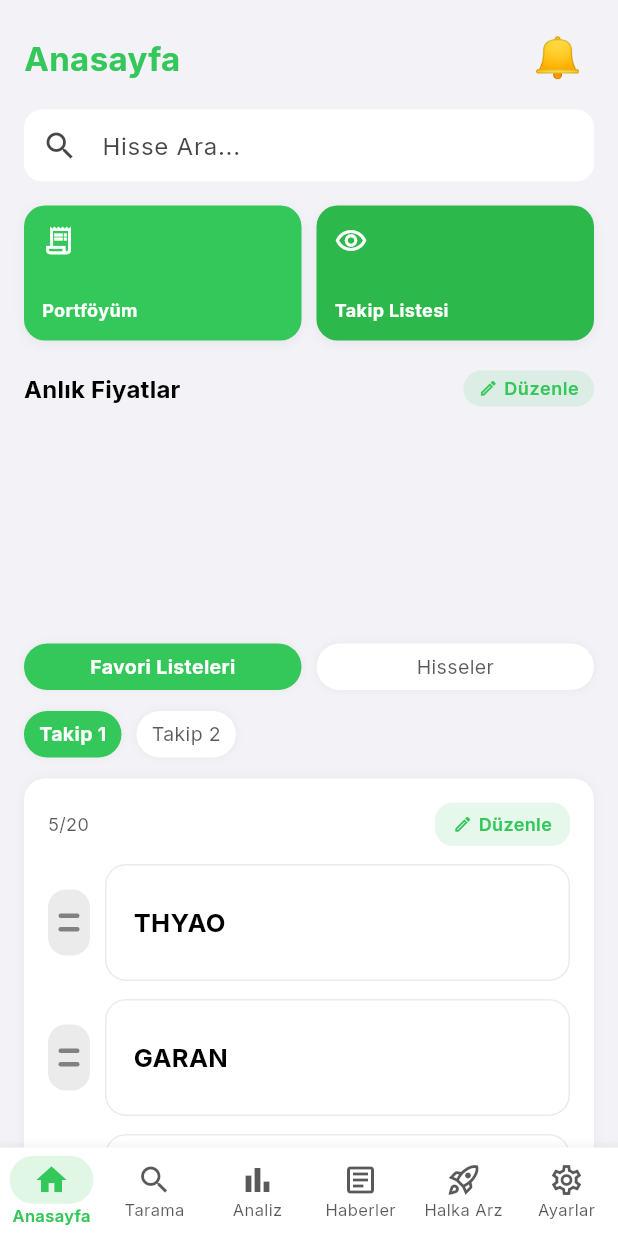
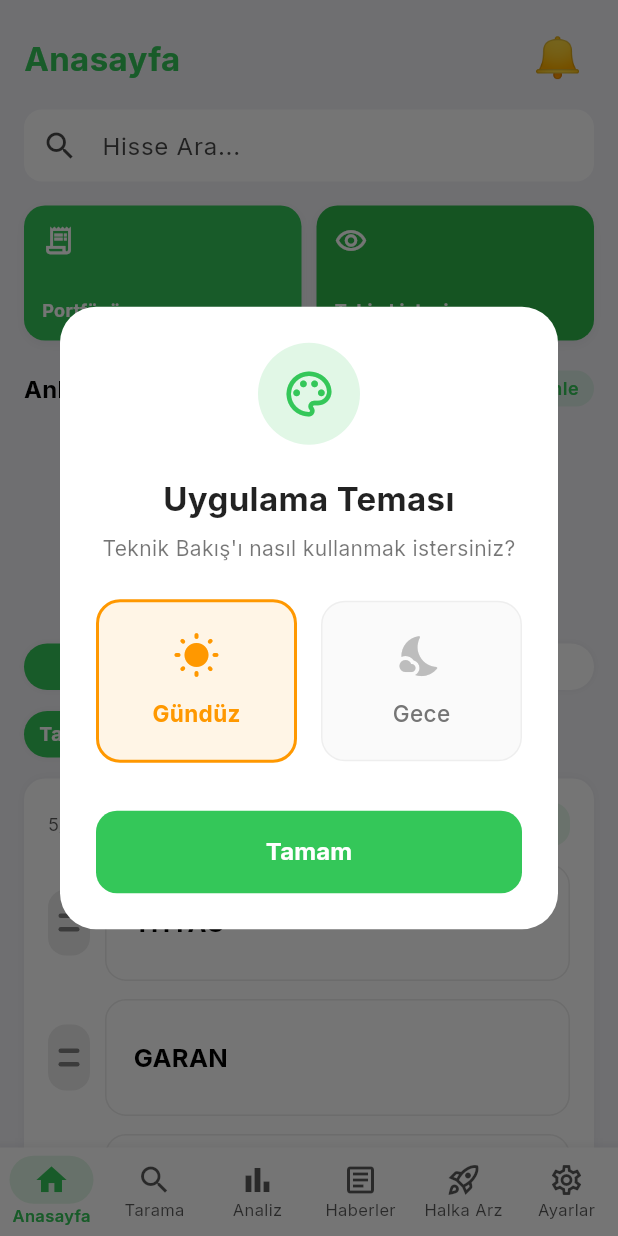
Before and after one commit to 01Alikose01/teknik_bakis, a Flutter app: the MainNavigation screen opened directly, on a phone screen of 412 x 824 dp. Run offline on Flutter 3.47's test engine with Material 3 defaults, Android fonts, the phone set to English and light mode, and no system bars; our stand-ins replace fl_chart, flutter_local_notifications, google_fonts, hive, hive_flutter; accounts and stored records are empty; network calls fail.

Commit message:
feat: add first time theme selection modal

```diff
--- a/lib/main.dart
+++ b/lib/main.dart
@@ -10,6 +10,7 @@ import 'screens/ipo_screen.dart';
 import 'screens/settings_screen.dart';
 import 'screens/splash_screen.dart';
 import 'screens/premium_gate_screen.dart';
+import 'widgets/theme_selection_dialog.dart';
 import 'services/app_navigation.dart';
 import 'services/portfolio_service.dart';
 import 'services/notification_service.dart';
@@ -156,6 +157,16 @@ class MainNavigationState extends State<MainNavigation> {
         _currentIndex = index;
       });
     });
+
+    WidgetsBinding.instance.addPostFrameCallback((_) {
+      if (!SettingsService.isThemeSelectedFirstTime) {
+        showDialog(
+          context: context,
+          barrierDismissible: false, // Kullanıcı mutlaka seçim yapmalı
+          builder: (ctx) => const ThemeSelectionDialog(),
+        );
+      }
+    });
   }
 
   @override
--- a/lib/services/settings_service.dart
+++ b/lib/services/settings_service.dart
@@ -19,4 +19,14 @@ class SettingsService {
   }
 
   static bool get isDarkMode => darkMode.value;
+
+  // İlk kurulumda tema seçimi için
+  static const String _kThemeSelected = 'themeSelectedOnFirstLaunch';
+
+  static bool get isThemeSelectedFirstTime =>
+      _box.get(_kThemeSelected, defaultValue: false) as bool;
+
+  static Future<void> markThemeSelected() async {
+    await _box.put(_kThemeSelected, true);
+  }
 }
--- /dev/null
+++ b/lib/widgets/theme_selection_dialog.dart
@@ -0,0 +1,196 @@
+import 'package:flutter/material.dart';
+import '../services/settings_service.dart';
+
+class ThemeSelectionDialog extends StatefulWidget {
+  const ThemeSelectionDialog({super.key});
+
+  @override
+  State<ThemeSelectionDialog> createState() => _ThemeSelectionDialogState();
+}
+
+class _ThemeSelectionDialogState extends State<ThemeSelectionDialog> {
+  // Varsayılan olarak Gündüz Modu (false) seçili
+  bool _isDarkSelected = false;
+
+  void _onComplete() async {
+    // Seçimi kaydet
+    await SettingsService.setDarkMode(_isDarkSelected);
+    await SettingsService.markThemeSelected();
+
+    if (!mounted) return;
+    Navigator.of(context).pop();
+
+    // İkazı göster (Tercih değiştirmek için...)
+    showDialog(
+      context: context,
+      barrierDismissible: false,
+      builder: (ctx) => AlertDialog(
+        shape: RoundedRectangleBorder(borderRadius: BorderRadius.circular(20)),
+        title: const Row(
+          children: [
+            Icon(Icons.info_outline, color: Color(0xFF34C759)),
+            SizedBox(width: 10),
+            Text('Bilgilendirme', style: TextStyle(fontWeight: FontWeight.bold, fontSize: 18)),
+          ],
+        ),
+        content: const Text(
+          'Tema tercihinizi dilediğiniz zaman "Ayarlar" bölümünden değiştirebilirsiniz.',
+          style: TextStyle(fontSize: 15, height: 1.4),
+        ),
+        actions: [
+          TextButton(
+            onPressed: () => Navigator.of(ctx).pop(),
+            style: TextButton.styleFrom(
+              foregroundColor: Colors.white,
+              backgroundColor: const Color(0xFF34C759),
+              shape: RoundedRectangleBorder(borderRadius: BorderRadius.circular(10)),
+              padding: const EdgeInsets.symmetric(horizontal: 20, vertical: 10),
+            ),
+            child: const Text('Tamam', style: TextStyle(fontWeight: FontWeight.bold)),
+          ),
+        ],
+      ),
+    );
+  }
+
+  @override
+  Widget build(BuildContext context) {
+    // Modalın kendisi sabit olarak aydınlık temada görünsün ki
+    // kullanıcı seçim yaparken daha net bir kontrast görsün veya sistem temasına uysun.
+    return Dialog(
+      shape: RoundedRectangleBorder(borderRadius: BorderRadius.circular(24)),
+      backgroundColor: Colors.white,
+      surfaceTintColor: Colors.transparent,
+      child: Padding(
+        padding: const EdgeInsets.all(24),
+        child: Column(
+          mainAxisSize: MainAxisSize.min,
+          children: [
+            // İkon
+            Container(
+              padding: const EdgeInsets.all(16),
+              decoration: BoxDecoration(
+                color: const Color(0xFF34C759).withValues(alpha: 0.15),
+                shape: BoxShape.circle,
+              ),
+              child: const Icon(Icons.palette_outlined, size: 36, color: Color(0xFF34C759)),
+            ),
+            const SizedBox(height: 20),
+
+            // Başlık
+            const Text(
+              'Uygulama Teması',
+              style: TextStyle(fontSize: 22, fontWeight: FontWeight.bold, color: Colors.black87),
+              textAlign: TextAlign.center,
+            ),
+            const SizedBox(height: 8),
+
+            // Alt başlık
+            const Text(
+              'Teknik Bakış\'ı nasıl kullanmak istersiniz?',
+              style: TextStyle(fontSize: 14, color: Colors.black54),
+              textAlign: TextAlign.center,
+            ),
+            const SizedBox(height: 24),
+
+            // Seçenekler
+            Row(
+              children: [
+                Expanded(
+                  child: _ThemeOptionCard(
+                    title: 'Gündüz',
+                    icon: Icons.wb_sunny_rounded,
+                    isSelected: !_isDarkSelected,
+                    onTap: () => setState(() => _isDarkSelected = false),
+                    color: Colors.orange,
+                  ),
+                ),
+                const SizedBox(width: 16),
+                Expanded(
+                  child: _ThemeOptionCard(
+                    title: 'Gece',
+                    icon: Icons.nights_stay_rounded,
+                    isSelected: _isDarkSelected,
+                    onTap: () => setState(() => _isDarkSelected = true),
+                    color: Colors.indigo,
+                  ),
+                ),
+              ],
+            ),
+
+            const SizedBox(height: 32),
+
+            // Tamam Butonu
+            SizedBox(
+              width: double.infinity,
+              child: ElevatedButton(
+                onPressed: _onComplete,
+                style: ElevatedButton.styleFrom(
+                  backgroundColor: const Color(0xFF34C759),
+                  foregroundColor: Colors.white,
+                  elevation: 0,
+                  padding: const EdgeInsets.symmetric(vertical: 16),
+                  shape: RoundedRectangleBorder(borderRadius: BorderRadius.circular(14)),
+                ),
+                child: const Text('Tamam', style: TextStyle(fontSize: 16, fontWeight: FontWeight.bold)),
+              ),
+            ),
+          ],
+        ),
+      ),
+    );
+  }
+}
+
+class _ThemeOptionCard extends StatelessWidget {
+  final String title;
+  final IconData icon;
+  final bool isSelected;
+  final VoidCallback onTap;
+  final Color color;
+
+  const _ThemeOptionCard({
+    required this.title,
+    required this.icon,
+    required this.isSelected,
+    required this.onTap,
+    required this.color,
+  });
+
+  @override
+  Widget build(BuildContext context) {
+    return GestureDetector(
+      onTap: onTap,
+      child: AnimatedContainer(
+        duration: const Duration(milliseconds: 250),
+        padding: const EdgeInsets.symmetric(vertical: 20),
+        decoration: BoxDecoration(
+          color: isSelected ? color.withValues(alpha: 0.1) : Colors.grey.shade50,
+          borderRadius: BorderRadius.circular(16),
+          border: Border.all(
+            color: isSelected ? color : Colors.grey.shade200,
+            width: isSelected ? 2 : 1,
+          ),
+        ),
+        child: Column(
+          children: [
+            Icon(
+              icon,
+              size: 32,
+              color: isSelected ? color : Colors.grey.shade400,
+            ),
+            const SizedBox(height: 12),
+            Text(
+              title,
+              style: TextStyle(
+                fontSize: 15,
+                fontWeight: isSelected ? FontWeight.bold : FontWeight.w500,
+                color: isSelected ? color : Colors.grey.shade600,
+              ),
+            ),
+          ],
+        ),
+      ),
+    );
+  }
+}
```
